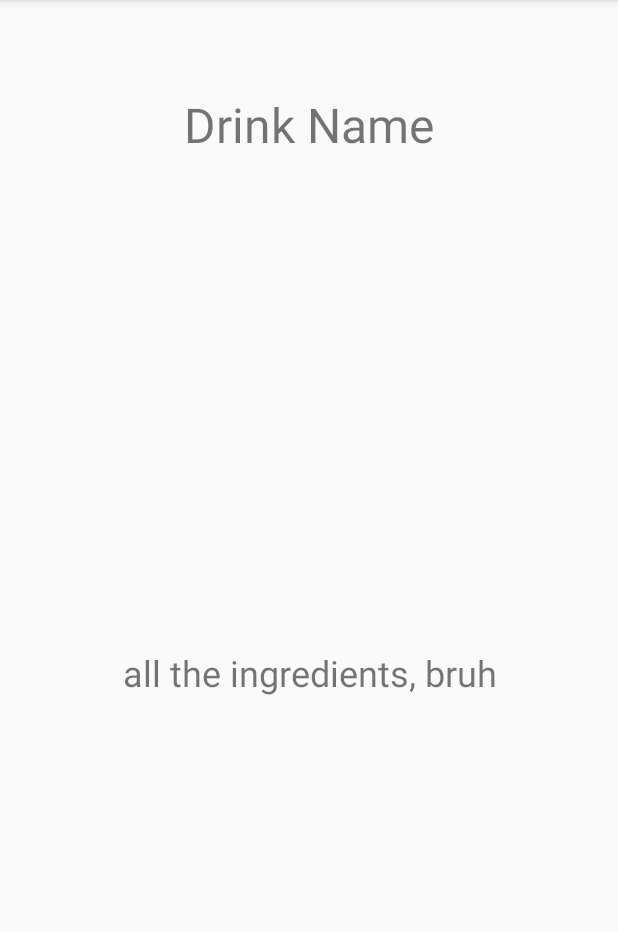
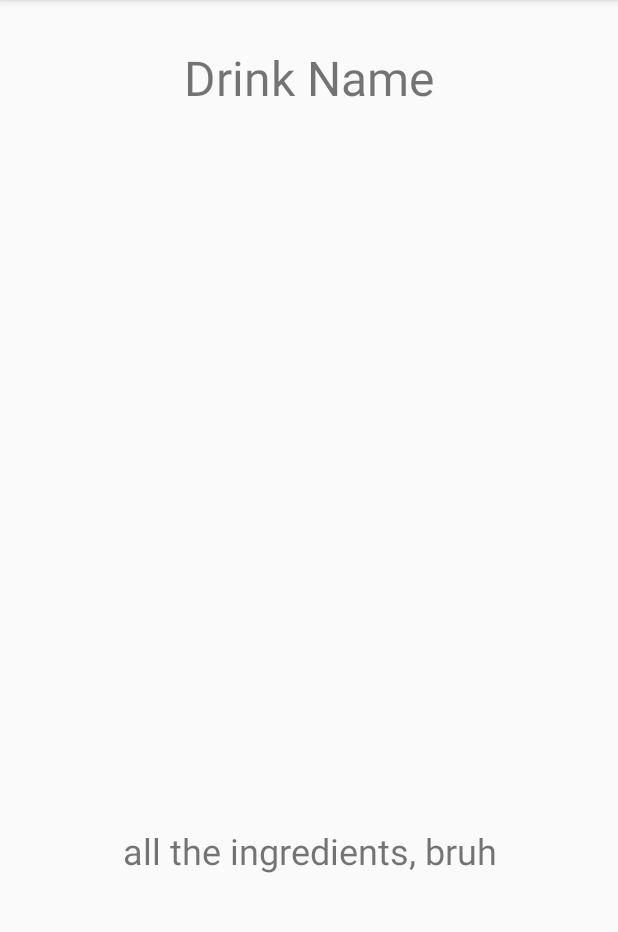
Before and after one commit to ccharle/Team-6-HappyHourAnytime, an Android app: the RandomDrinkSelected screen opened directly, with no data from a screen before it, on a phone screen of 412 x 824 dp, the part 84-1016 px from its top. Run offline under Robolectric (Android 15) with nearby library versions, the phone set to English and light mode, and no system bars.

Commit message:
editted the randomdrinkselected activity xml

```diff
--- a/app/src/main/java/org/pursuit/team_6_happyhouranytime/MainActivity.java
+++ b/app/src/main/java/org/pursuit/team_6_happyhouranytime/MainActivity.java
@@ -1,6 +1,7 @@
 package org.pursuit.team_6_happyhouranytime;
 
 import android.content.DialogInterface;
+import android.content.Intent;
 import android.support.design.widget.Snackbar;
 import android.support.v4.content.ContextCompat;
 import android.support.v7.app.AlertDialog;
@@ -66,6 +67,8 @@ public class MainActivity extends AppCompatActivity {
             @Override
             public void onClick(View v) {
 
+                Intent toSearchIntent = new Intent(MainActivity.this, SearchViewActivity.class);
+                startActivity(toSearchIntent);
 
             }
         });
--- a/app/src/main/java/org/pursuit/team_6_happyhouranytime/RandomDrinkSelected.java
+++ b/app/src/main/java/org/pursuit/team_6_happyhouranytime/RandomDrinkSelected.java
@@ -2,12 +2,14 @@ package org.pursuit.team_6_happyhouranytime;
 
 import android.support.v7.app.AppCompatActivity;
 import android.os.Bundle;
+import android.widget.ImageView;
 import android.widget.TextView;
 
 public class RandomDrinkSelected extends AppCompatActivity {
 
     private TextView randomDrinkSelectedTextview;
     private TextView randomDrinkSelectedIngredientsTextView;
+    private ImageView randomDrinkSelectedImageView;
 
     @Override
     protected void onCreate(Bundle savedInstanceState) {
--- a/app/src/main/res/layout/activity_random_drink_selected.xml
+++ b/app/src/main/res/layout/activity_random_drink_selected.xml
@@ -14,15 +14,24 @@
         android:textSize="32sp"
         android:gravity="center"
         app:layout_constraintLeft_toLeftOf="parent"
-        app:layout_constraintTop_toTopOf="parent"/>
+        app:layout_constraintTop_toTopOf="parent"
+        app:layout_constraintBottom_toTopOf="@id/random_drink_imageview"/>
+
+    <ImageView
+        android:id="@+id/random_drink_imageview"
+        android:layout_width="match_parent"
+        android:layout_height="200dp"
+        app:layout_constraintBottom_toTopOf="@id/random_drink_ingredients_textview"
+        app:layout_constraintTop_toBottomOf="@id/name_of_random_drink_textview"/>
 
     <TextView
         android:id="@+id/random_drink_ingredients_textview"
         android:layout_width="match_parent"
-        android:layout_height="565dp"
+        android:layout_height="465dp"
         android:text="all the ingredients, bruh"
         android:gravity="center"
         android:textSize="24sp"
-        app:layout_constraintTop_toBottomOf="@id/name_of_random_drink_textview" />
+        app:layout_constraintBottom_toBottomOf="parent"
+        app:layout_constraintTop_toBottomOf="@id/random_drink_imageview" />
 
 </android.support.constraint.ConstraintLayout>
```
